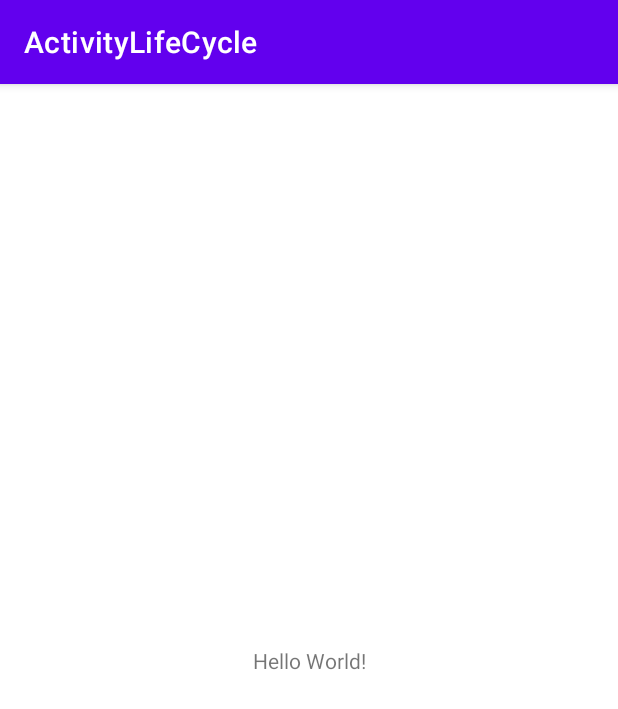
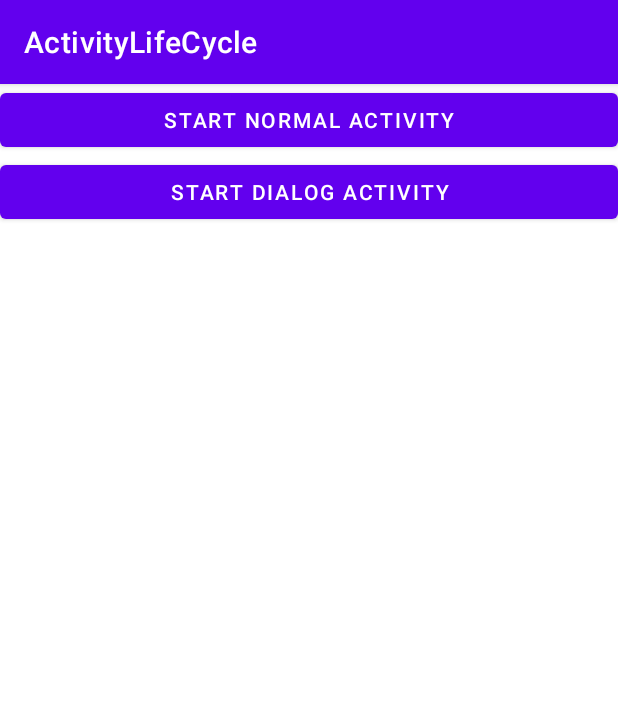
Before and after one commit to Billdex/learn, an Android app: the screen it shows after launch (MainActivity), on a phone screen of 412 x 824 dp. Shown: the top 709 px of the screen. Run offline under Robolectric (Android 15) with nearby library versions, the phone set to English and light mode, and no system bars.

Commit message:
activity生命周期

```diff
--- a/android-study/activitylifecycle/app/build.gradle
+++ b/android-study/activitylifecycle/app/build.gradle
@@ -1,6 +1,7 @@
 plugins {
     id 'com.android.application'
     id 'kotlin-android'
+    id 'kotlin-android-extensions'
 }
 
 android {
--- a/android-study/activitylifecycle/app/src/main/AndroidManifest.xml
+++ b/android-study/activitylifecycle/app/src/main/AndroidManifest.xml
@@ -9,6 +9,8 @@
         android:roundIcon="@mipmap/ic_launcher_round"
         android:supportsRtl="true"
         android:theme="@style/Theme.ActivityLifeCycle">
+        <activity android:name=".DialogActivity" android:theme="@style/Theme.AppCompat.Dialog"></activity>
+        <activity android:name=".NormalActivity" />
         <activity android:name=".MainActivity">
             <intent-filter>
                 <action android:name="android.intent.action.MAIN" />
--- a/android-study/activitylifecycle/app/src/main/java/com/example/activitylifecycle/MainActivity.kt
+++ b/android-study/activitylifecycle/app/src/main/java/com/example/activitylifecycle/MainActivity.kt
@@ -1,11 +1,54 @@
 package com.example.activitylifecycle
 
+import android.content.Intent
 import androidx.appcompat.app.AppCompatActivity
 import android.os.Bundle
+import android.util.Log
+import kotlinx.android.synthetic.main.activity_main.*
 
 class MainActivity : AppCompatActivity() {
+    private val tag = "MainActivity"
     override fun onCreate(savedInstanceState: Bundle?) {
         super.onCreate(savedInstanceState)
+        Log.d(tag, "onCreate")
         setContentView(R.layout.activity_main)
+        button_start_normal.setOnClickListener {
+            val intent = Intent(this, NormalActivity::class.java)
+            startActivity(intent)
+        }
+        button_start_dialog.setOnClickListener {
+            val intent = Intent(this, DialogActivity::class.java)
+            startActivity(intent)
+        }
+    }
+
+    override fun onStart() {
+        super.onStart()
+        Log.d(tag, "onStart")
+    }
+
+    override fun onResume() {
+        super.onResume()
+        Log.d(tag, "onResume")
+    }
+
+    override fun onPause() {
+        super.onPause()
+        Log.d(tag, "onPause")
+    }
+
+    override fun onStop() {
+        super.onStop()
+        Log.d(tag, "onStop")
+    }
+
+    override fun onDestroy() {
+        super.onDestroy()
+        Log.d(tag, "onDestroy")
+    }
+
+    override fun onRestart() {
+        super.onRestart()
+        Log.d(tag, "onRestart")
     }
 }
--- a/android-study/activitylifecycle/app/src/main/res/layout/activity_main.xml
+++ b/android-study/activitylifecycle/app/src/main/res/layout/activity_main.xml
@@ -1,18 +1,22 @@
 <?xml version="1.0" encoding="utf-8"?>
-<androidx.constraintlayout.widget.ConstraintLayout xmlns:android="http://schemas.android.com/apk/res/android"
+<LinearLayout xmlns:android="http://schemas.android.com/apk/res/android"
     xmlns:app="http://schemas.android.com/apk/res-auto"
     xmlns:tools="http://schemas.android.com/tools"
+    android:orientation="vertical"
     android:layout_width="match_parent"
     android:layout_height="match_parent"
     tools:context=".MainActivity">
 
-    <TextView
-        android:layout_width="wrap_content"
+    <Button
+        android:id="@+id/button_start_normal"
+        android:layout_width="match_parent"
         android:layout_height="wrap_content"
-        android:text="Hello World!"
-        app:layout_constraintBottom_toBottomOf="parent"
-        app:layout_constraintLeft_toLeftOf="parent"
-        app:layout_constraintRight_toRightOf="parent"
-        app:layout_constraintTop_toTopOf="parent" />
+        android:text="start normal activity" />
 
-</androidx.constraintlayout.widget.ConstraintLayout>
+    <Button
+        android:id="@+id/button_start_dialog"
+        android:layout_width="match_parent"
+        android:layout_height="wrap_content"
+        android:text="start dialog activity" />
+
+</LinearLayout>
--- a/android-study/start-android/app/src/main/res/layout/main_layout.xml
+++ b/android-study/start-android/app/src/main/res/layout/main_layout.xml
@@ -28,4 +28,10 @@
         android:layout_height="wrap_content"
         android:text="拨号10086"/>
 
+    <Button
+        android:id="@+id/stand_open"
+        android:layout_width="match_parent"
+        android:layout_height="wrap_content"
+        android:text="stand启动MainActivity"/>
+
 </LinearLayout>
```
Also changed, not shown: android-study/activitylifecycle/app/src/main/java/com/example/activitylifecycle/DialogActivity.kt (added, +11 -0 lines), android-study/activitylifecycle/app/src/main/java/com/example/activitylifecycle/NormalActivity.kt (added, +11 -0 lines), android-study/activitylifecycle/app/src/main/res/layout/dialg_layout.xml (added, +11 -0 lines), android-study/activitylifecycle/app/src/main/res/layout/normal_layout.xml (added, +13 -0 lines), android-study/start-android/app/src/main/java/com/example/androidstudy/MainActivity.kt (+9 -0 lines).
